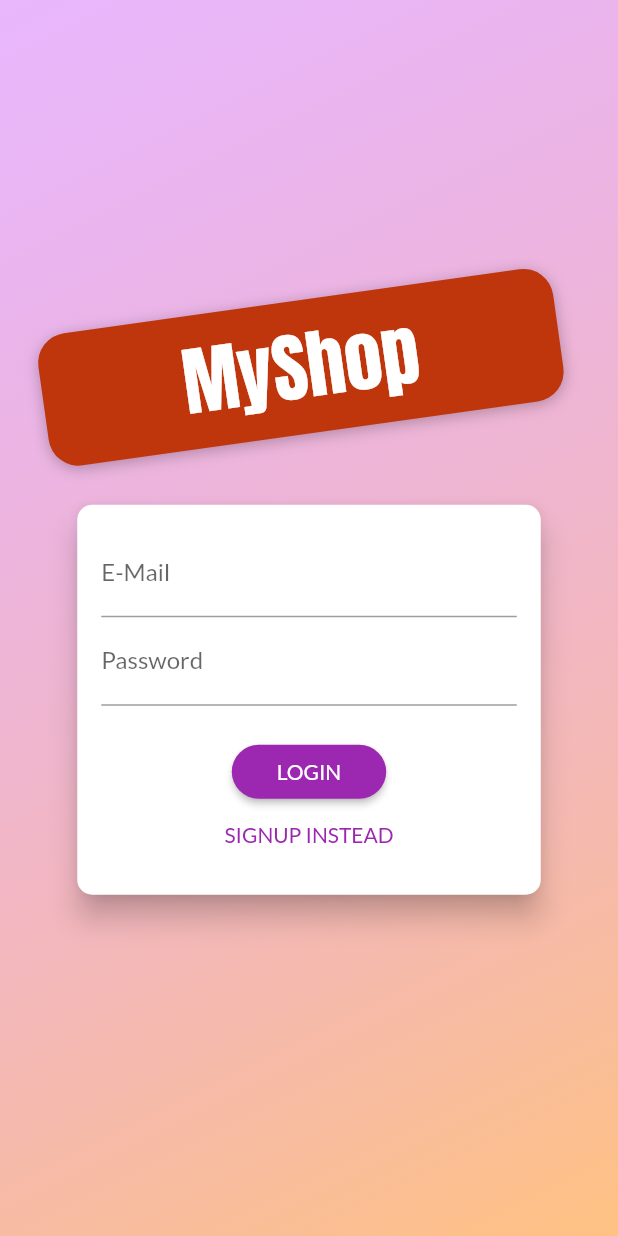
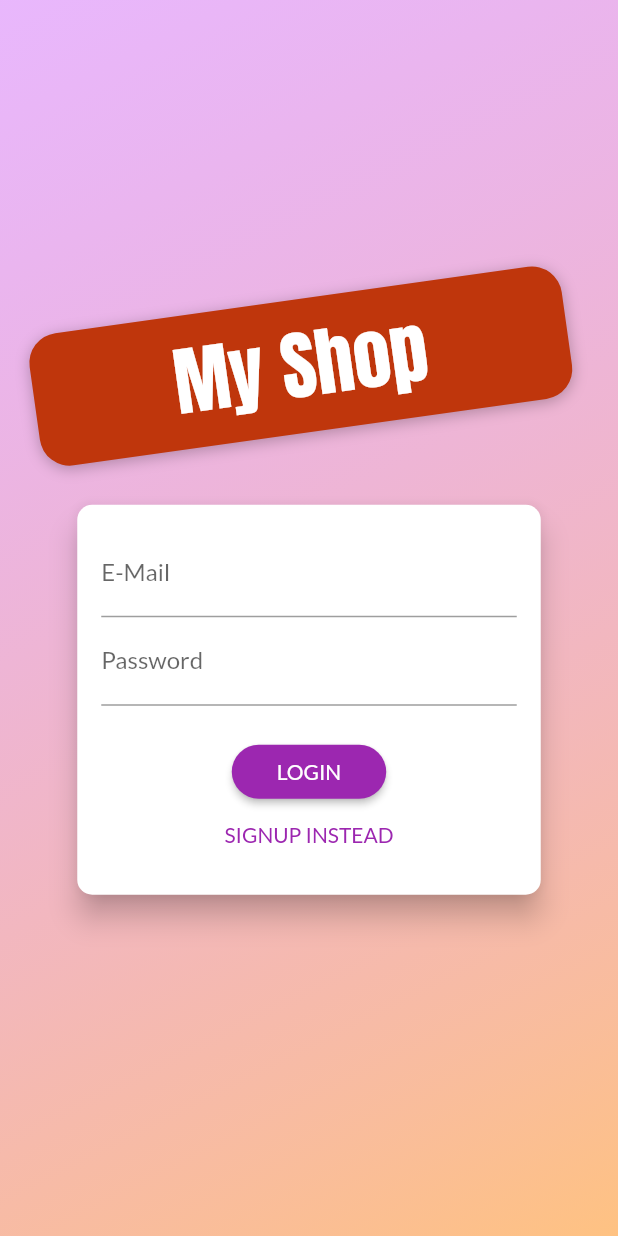
Before and after one commit to ajvelo/My-Shop, a Flutter app: the screen it shows after launch, on a phone screen of 412 x 824 dp. Run offline on Flutter 3.47's test engine with Material 2 defaults, Android fonts, the phone set to English and light mode, and no system bars; our stand-ins replace shared_preferences.

```diff
--- a/app/lib/providers/orders.dart
+++ b/app/lib/providers/orders.dart
@@ -37,6 +37,8 @@ class Orders with ChangeNotifier {
     final List<OrderItem> loadedOrders = [];
     final extractedData = json.decode(response.body) as Map<String, dynamic>;
     if (extractedData == null) {
+      _orders = loadedOrders;
+      notifyListeners();
       return;
     }
     extractedData.forEach((orderId, orderData) {
--- a/app/lib/screens/auth_screen.dart
+++ b/app/lib/screens/auth_screen.dart
@@ -61,7 +61,7 @@ class AuthScreen extends StatelessWidget {
                         ],
                       ),
                       child: Text(
-                        'MyShop',
+                        'My Shop',
                         style: TextStyle(
                           color: Theme.of(context).accentTextTheme.title.color,
                           fontSize: 50,
```
Lines whose indentation alone changed are shown as unchanged.
